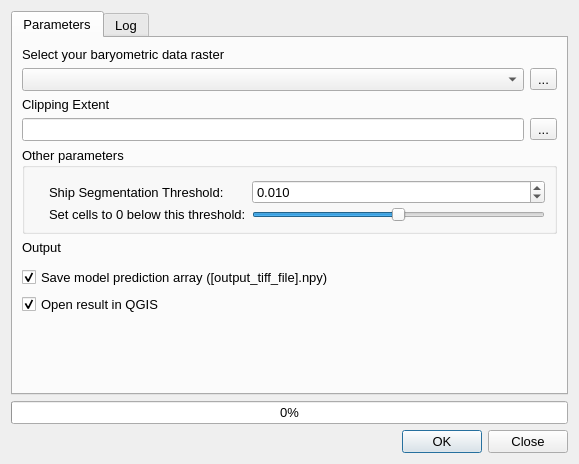
This is qgisplugin/interfaces/my_gui.ui in umfieldrobotics/ShipwreckFinderQGISPlugin as Qt 5 draws it before an edit. The edited form follows.
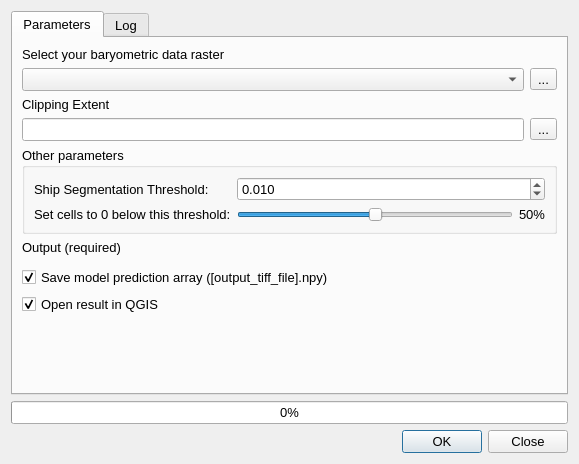
This is the edited form. Icons and pictures are not drawn. Custom widgets are drawn as their Qt base class.

Commit message: quality of life gui updates, one and two channel compatibility, fixed preprocessing script

Patch:
```diff
--- a/qgisplugin/interfaces/my_gui.ui
+++ b/qgisplugin/interfaces/my_gui.ui
@@ -71,8 +71,8 @@
        <rect>
         <x>0</x>
         <y>0</y>
-        <width>557</width>
-        <height>371</height>
+        <width>561</width>
+        <height>386</height>
        </rect>
       </property>
       <layout class="QVBoxLayout" name="verticalLayout_2">
@@ -209,21 +209,32 @@
               <bool>true</bool>
              </property>
              <layout class="QFormLayout" name="formLayout">
-              <property name="horizontalSpacing">
-               <number>6</number>
-              </property>
-              <property name="verticalSpacing">
+              <item row="0" column="0" colspan="2">
+               <layout class="QGridLayout" name="gridLayout">
+                <item row="0" column="1" colspan="2">
+                 <widget class="QDoubleSpinBox" name="constantSpinBox">
+                  <property name="font">
+                   <font>
+                    <pointsize>10</pointsize>
+                   </font>
+                  </property>
+                  <property name="decimals">
                <number>3</number>
               </property>
-              <property name="leftMargin">
-               <number>24</number>
-              </property>
-              <property name="topMargin">
-               <number>12</number>
-              </property>
-              <property name="rightMargin">
-               <number>9</number>
-              </property>
+                  <property name="minimum">
+                   <double>0.001000000000000</double>
+                  </property>
+                  <property name="maximum">
+                   <double>1000000.000000000000000</double>
+                  </property>
+                  <property name="singleStep">
+                   <double>0.100000000000000</double>
+                  </property>
+                  <property name="value">
+                   <double>0.010000000000000</double>
+                  </property>
+                 </widget>
+                </item>
               <item row="0" column="0">
                <widget class="QLabel" name="label_6">
                 <property name="font">
@@ -236,7 +247,7 @@
                 </property>
                </widget>
               </item>
-              <item row="4" column="0">
+                <item row="1" column="0">
                <widget class="QLabel" name="label_5">
                 <property name="font">
                  <font>
@@ -248,7 +259,7 @@
                 </property>
                </widget>
               </item>
-              <item row="4" column="1">
+                <item row="1" column="1">
                 <widget class="QSlider" name="percentageSlider">
                   <property name="orientation">
                     <enum>Qt::Horizontal</enum>
@@ -262,33 +273,26 @@
                   <property name="value">
                     <number>50</number>
                   </property>
-                </widget>
-              </item>
-              <item row="0" column="1">
-               <widget class="QDoubleSpinBox" name="constantSpinBox">
+                  <property name="orientation">
+                   <enum>Qt::Horizontal</enum>
+                  </property>
+                 </widget>
+                </item>
+                <item row="1" column="2">
+                 <widget class="QLabel" name="percentageSliderValue">
                 <property name="font">
                  <font>
                   <pointsize>10</pointsize>
                  </font>
                 </property>
-                <property name="decimals">
-                 <number>3</number>
-                </property>
-                <property name="minimum">
-                 <double>0.001000000000000</double>
-                </property>
-                <property name="maximum">
-                 <double>1000000.000000000000000</double>
-                </property>
-                <property name="singleStep">
-                 <double>0.100000000000000</double>
-                </property>
-                <property name="value">
-                 <double>0.010000000000000</double>
-                </property>
+                  <property name="text">
+                   <string>50%</string>
+                  </property>
                </widget>
               </item>
              </layout>
+              </item>
+             </layout>
             </widget>
            </item>
 
@@ -305,7 +309,7 @@
               </font>
              </property>
              <property name="text">
-              <string>Output</string>
+              <string>Output (required)</string>
              </property>
             </widget>
            </item>
```
Left out of the diff: 29 changed lines with no effect on the pictures. Lines whose indentation alone changed are shown as unchanged. The commit also changes 7 other files.
